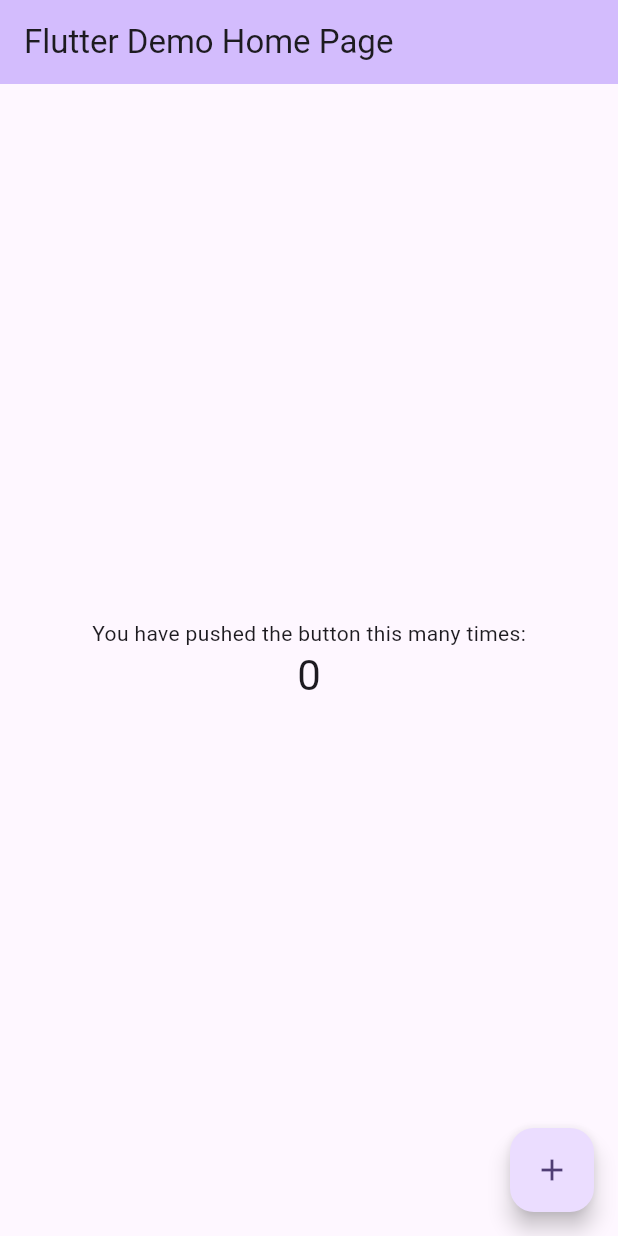
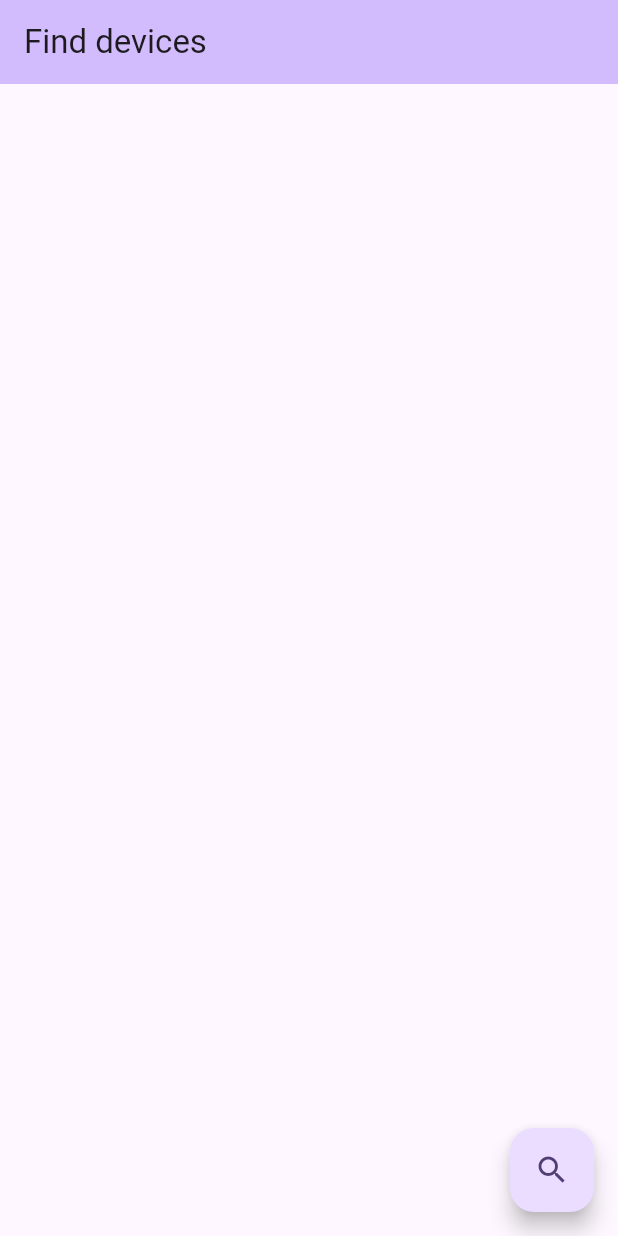
Before and after one commit to hyesuhong/bluetooth-sample, a Flutter app: the screen it shows after launch, on a phone screen of 412 x 824 dp. Run offline on Flutter 3.47's test engine with Material 3 defaults, Android fonts, the phone set to English and light mode, and no system bars.

Commit message:
feat: add scan screen

```diff
--- a/lib/main.dart
+++ b/lib/main.dart
@@ -1,3 +1,4 @@
+import 'package:bluetooth_sample/screens/scan_screen.dart';
 import 'package:flutter/material.dart';
 
 void main() {
@@ -13,25 +14,10 @@ class MyApp extends StatelessWidget {
     return MaterialApp(
       title: 'Flutter Demo',
       theme: ThemeData(
-        // This is the theme of your application.
-        //
-        // TRY THIS: Try running your application with "flutter run". You'll see
-        // the application has a purple toolbar. Then, without quitting the app,
-        // try changing the seedColor in the colorScheme below to Colors.green
-        // and then invoke "hot reload" (save your changes or press the "hot
-        // reload" button in a Flutter-supported IDE, or press "r" if you used
-        // the command line to start the app).
-        //
-        // Notice that the counter didn't reset back to zero; the application
-        // state is not lost during the reload. To reset the state, use hot
-        // restart instead.
-        //
-        // This works for code too, not just values: Most code changes can be
-        // tested with just a hot reload.
         colorScheme: ColorScheme.fromSeed(seedColor: Colors.deepPurple),
         useMaterial3: true,
       ),
-      home: const MyHomePage(title: 'Flutter Demo Home Page'),
+      home: ScanScreen(),
     );
   }
 }
--- /dev/null
+++ b/lib/screens/scan_screen.dart
@@ -0,0 +1,22 @@
+import 'package:flutter/material.dart';
+
+class ScanScreen extends StatelessWidget {
+  const ScanScreen({super.key});
+
+  @override
+  Widget build(BuildContext context) {
+    return Scaffold(
+      appBar: AppBar(
+        backgroundColor: Theme.of(context).colorScheme.inversePrimary,
+        title: const Text('Find devices'),
+      ),
+      body: ListView(),
+      floatingActionButton: FloatingActionButton(
+        onPressed: () {
+          print('floating');
+        },
+        child: const Icon(Icons.search),
+      ),
+    );
+  }
+}
```
